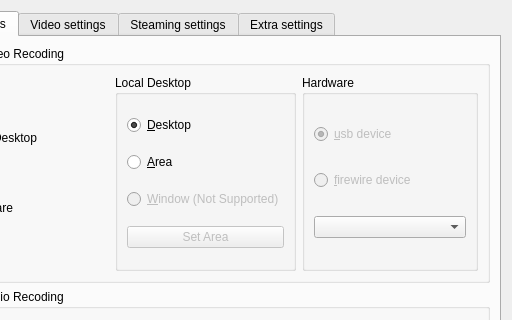
Qt form src/freeseer/frontend/configtool/forms/freeseer_configtool_ui.ui (Freeseer/freeseer) before a commit; both pictures show x 102 to 614 and y 0 to 320 of the 614 by 576 pixel window.
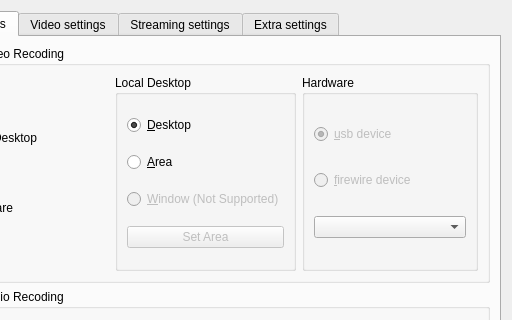
The same form after that commit. The open tabs and pages were chosen to show the change. Icons and pictures are not drawn.

Commit message: -Merged in tuxybuzz's fix for spelling correction on Streaming tab. -Reset the default tab in configtool.

```diff
--- a/src/freeseer/frontend/configtool/forms/freeseer_configtool_ui.ui
+++ b/src/freeseer/frontend/configtool/forms/freeseer_configtool_ui.ui
@@ -413,7 +413,7 @@
      </widget>
      <widget class="QWidget" name="tab">
       <attribute name="title">
-       <string>Steaming settings</string>
+       <string>Streaming settings</string>
       </attribute>
       <layout class="QVBoxLayout" name="verticalLayout_5">
        <item>
```
Left out of the diff: 2 changed lines with no effect on the pictures.
